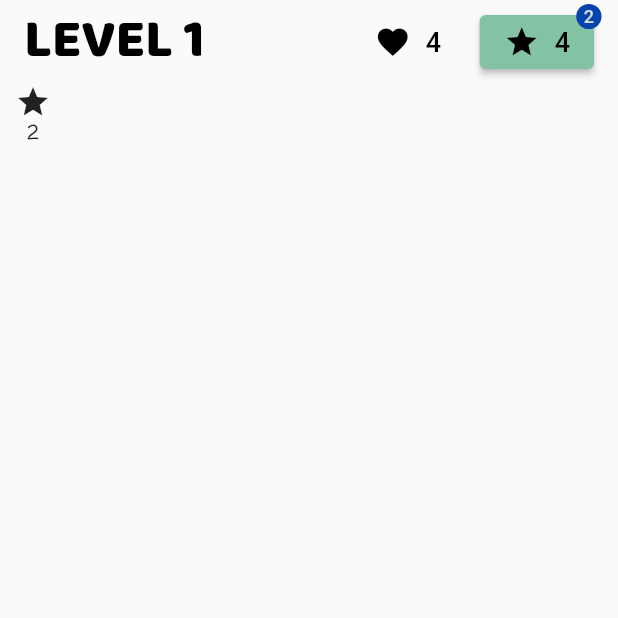
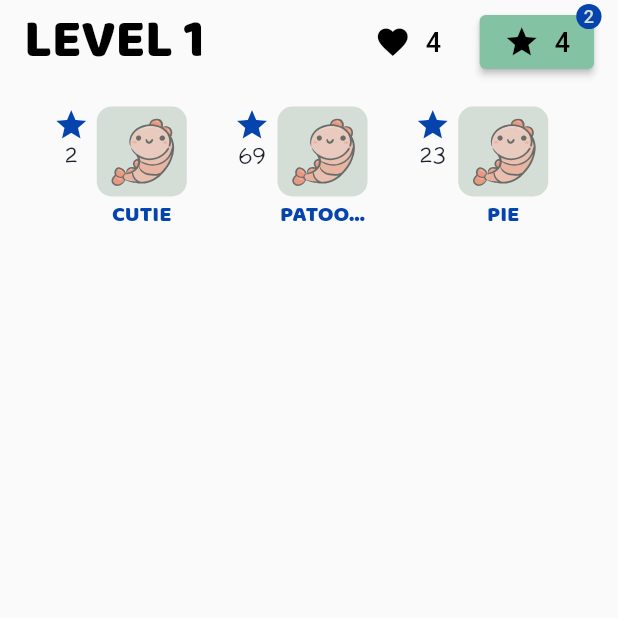
Before and after one commit to yowrong/MindMerge, a Flutter app: the Game screen opened by its route, on a phone screen of 412 x 824 dp, the top half of it. Run offline on Flutter 3.47's test engine with Material 2 defaults, Android fonts, the phone set to English and light mode, and no system bars; our stand-ins replace flutter_svg, socket_io_client.

Commit message:
add widgets for other players

```diff
--- a/lib/main.dart
+++ b/lib/main.dart
@@ -29,7 +29,7 @@ class MindMergeApp extends StatelessWidget {
               ),
             ),
       ),
-      initialRoute: Home.route,
+      initialRoute: Game.route,
       onGenerateRoute: generateRoute,
     );
   }
--- a/lib/screens/game.dart
+++ b/lib/screens/game.dart
@@ -18,10 +18,10 @@ class _GameState extends State<Game> {
   int _hearts = 4;
   int _stars = 3;
   int _numPlayersVotingStar = 2;
-  List<Player>? otherPlayers = [
+  List<Player> otherPlayers = [
     Player(name: 'Cutie', cardsLeft: 4, starCard: 2),
-    Player(name: 'Patootie', cardsLeft: 2),
-    Player(name: 'Pie', cardsLeft: 2)
+    Player(name: 'Patootie', cardsLeft: 2, starCard: 69),
+    Player(name: 'Pie', cardsLeft: 2, starCard: 23)
   ];
 
   @override
@@ -51,12 +51,15 @@ class _GameState extends State<Game> {
       ),
       body: SafeArea(
         child: Padding(
-          padding: const EdgeInsets.symmetric(horizontal: 10.0),
-          child: Column(
-            children: otherPlayers!
-                .map((player) => OtherPlayerStatus(player: player))
-                .toList(),
-          ),
+          padding: const EdgeInsets.all(15),
+          child: Column(children: [
+            Row(
+              mainAxisAlignment: MainAxisAlignment.spaceEvenly,
+              children: otherPlayers
+                  .map((player) => OtherPlayerStatus(player: player))
+                  .toList(),
+            )
+          ]),
         ),
       ),
     );
--- a/lib/screens/home.dart
+++ b/lib/screens/home.dart
@@ -173,6 +173,7 @@ class _HomeState extends State<Home> {
     double screenHeight = MediaQuery.of(context).size.height;
 
     return Scaffold(
+      resizeToAvoidBottomInset: false,
       body: SafeArea(
         child: Padding(
           padding: const EdgeInsets.symmetric(
--- a/lib/widgets/game_other_player_status.dart
+++ b/lib/widgets/game_other_player_status.dart
@@ -1,4 +1,6 @@
 import 'package:flutter/material.dart';
+import 'package:flutter_svg/svg.dart';
+import 'package:mindmerge/constants/colours.dart';
 import 'package:mindmerge/models/player.dart';
 
 class OtherPlayerStatus extends StatefulWidget {
@@ -18,18 +20,56 @@ class _OtherPlayerStatusState extends State<OtherPlayerStatus> {
   Widget build(BuildContext context) {
     return SizedBox(
       height: 200,
+      width: 100,
+      child: Center(
         child: Row(
+          crossAxisAlignment: CrossAxisAlignment.start,
           children: [
             if (widget.player.starCard != null)
               Column(
                 children: [
-                Icon(
+                  const Icon(
                     Icons.star,
+                    color: secondaryColor,
                   ),
                   Text('${widget.player.starCard}'),
                 ],
               ),
+            const SizedBox(width: 5),
+            Column(
+              children: [
+                Container(
+                  padding: const EdgeInsets.all(5),
+                  height: 60,
+                  width: 60,
+                  decoration: BoxDecoration(
+                    color: lightColor,
+                    borderRadius: BorderRadius.circular(10),
+                  ),
+                  child: Opacity(
+                    opacity: 0.5,
+                    child: SvgPicture.asset(
+                      'assets/icons/shrimp.svg',
+                      fit: BoxFit.contain,
+                    ),
+                  ),
+                ),
+                SizedBox(
+                  width: 60,
+                  child: Text(
+                    widget.player.name.toUpperCase(),
+                    overflow: TextOverflow.ellipsis,
+                    textAlign: TextAlign.center,
+                    style: const TextStyle(
+                      fontFamily: 'BalooBhai',
+                      color: secondaryColor,
+                    ),
+                  ),
+                ),
               ],
+            ),
+          ],
+        ),
       ),
     );
   }
```
Lines whose indentation alone changed are shown as unchanged.
